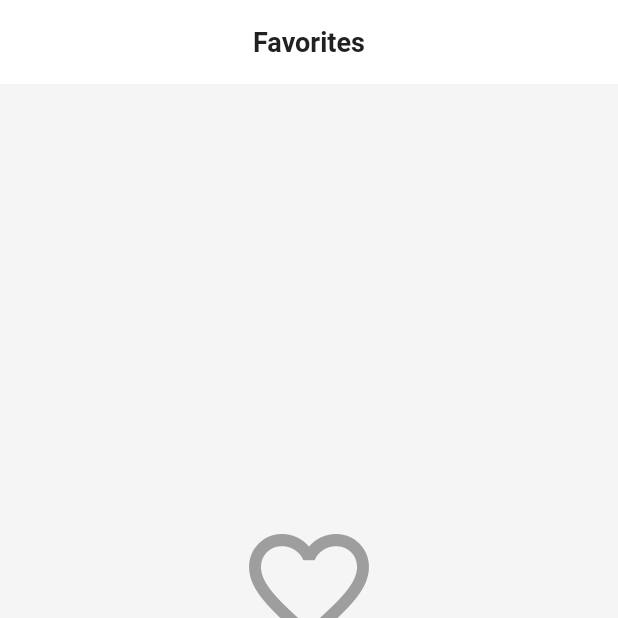
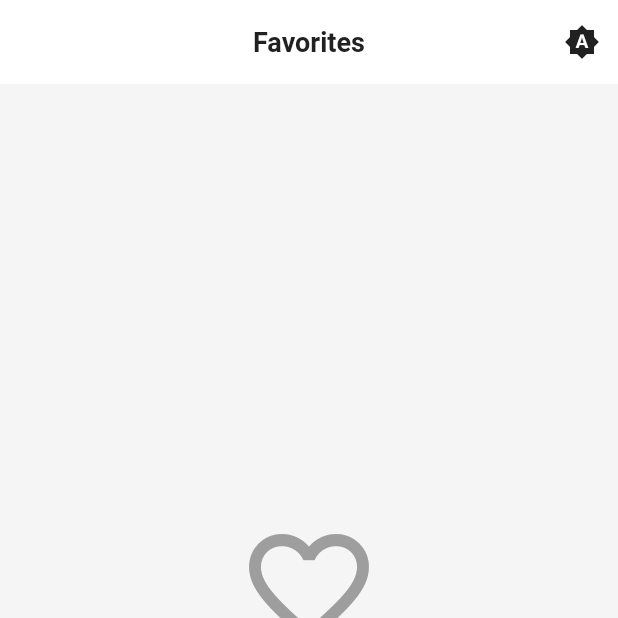
Before and after one commit to tedy21/countries_app, a Flutter app: the screen it shows after launch, item 2 of the bottom bar chosen, on a phone screen of 412 x 824 dp, the top half of it. Run offline on Flutter 3.47's test engine with Material 3 defaults, Android fonts, the phone set to English and light mode, and no system bars; our stand-ins replace dio, equatable, flutter_bloc, shared_preferences, shimmer; network calls fail.

Commit message:
feat(theme): implement dark and light mode

```diff
--- a/lib/core/constants/app_colors.dart
+++ b/lib/core/constants/app_colors.dart
@@ -23,4 +23,10 @@ class AppColors {
 
   static const Color border = Color(0xFFE0E0E0);
   static const Color divider = Color(0xFFBDBDBD);
+
+  static const Color darkBackground = Color(0xFF121212);
+  static const Color darkSurface = Color(0xFF1E1E1E);
+  static const Color darkTextPrimary = Color(0xFFFFFFFF);
+  static const Color darkTextSecondary = Color(0xFFB0B0B0);
+  static const Color darkBorder = Color(0xFF2C2C2C);
 }
--- /dev/null
+++ b/lib/core/theme/app_theme.dart
@@ -0,0 +1,70 @@
+import 'package:flutter/material.dart';
+import '../constants/app_colors.dart';
+
+class AppTheme {
+  static ThemeData get lightTheme {
+    return ThemeData(
+      useMaterial3: true,
+      brightness: Brightness.light,
+      colorScheme: ColorScheme.fromSeed(
+        seedColor: AppColors.primary,
+        brightness: Brightness.light,
+      ),
+      scaffoldBackgroundColor: AppColors.background,
+      appBarTheme: const AppBarTheme(
+        backgroundColor: AppColors.surface,
+        foregroundColor: AppColors.textPrimary,
+        elevation: 0,
+      ),
+      cardColor: AppColors.surface,
+      dividerColor: AppColors.border,
+      bottomNavigationBarTheme: const BottomNavigationBarThemeData(
+        backgroundColor: AppColors.surface,
+        selectedItemColor: AppColors.textPrimary,
+        unselectedItemColor: AppColors.textSecondary,
+        elevation: 0,
+      ),
+      inputDecorationTheme: InputDecorationTheme(
+        filled: true,
+        fillColor: AppColors.background,
+        border: OutlineInputBorder(
+          borderRadius: BorderRadius.circular(8),
+          borderSide: BorderSide.none,
+        ),
+      ),
+    );
+  }
+
+  static ThemeData get darkTheme {
+    return ThemeData(
+      useMaterial3: true,
+      brightness: Brightness.dark,
+      colorScheme: ColorScheme.fromSeed(
+        seedColor: AppColors.primary,
+        brightness: Brightness.dark,
+      ),
+      scaffoldBackgroundColor: AppColors.darkBackground,
+      appBarTheme: const AppBarTheme(
+        backgroundColor: AppColors.darkSurface,
+        foregroundColor: AppColors.darkTextPrimary,
+        elevation: 0,
+      ),
+      cardColor: AppColors.darkSurface,
+      dividerColor: AppColors.darkBorder,
+      bottomNavigationBarTheme: const BottomNavigationBarThemeData(
+        backgroundColor: AppColors.darkSurface,
+        selectedItemColor: AppColors.darkTextPrimary,
+        unselectedItemColor: AppColors.darkTextSecondary,
+        elevation: 0,
+      ),
+      inputDecorationTheme: InputDecorationTheme(
+        filled: true,
+        fillColor: AppColors.darkSurface,
+        border: OutlineInputBorder(
+          borderRadius: BorderRadius.circular(8),
+          borderSide: BorderSide.none,
+        ),
+      ),
+    );
+  }
+}
--- /dev/null
+++ b/lib/core/theme/theme_event.dart
@@ -0,0 +1,26 @@
+import 'package:equatable/equatable.dart';
+import 'package:flutter/material.dart';
+
+abstract class ThemeEvent extends Equatable {
+  const ThemeEvent();
+
+  @override
+  List<Object> get props => [];
+}
+
+class LoadTheme extends ThemeEvent {
+  const LoadTheme();
+}
+
+class ToggleTheme extends ThemeEvent {
+  const ToggleTheme();
+}
+
+class SetThemeMode extends ThemeEvent {
+  final ThemeMode themeMode;
+
+  const SetThemeMode(this.themeMode);
+
+  @override
+  List<Object> get props => [themeMode];
+}
--- /dev/null
+++ b/lib/core/theme/theme_state.dart
@@ -0,0 +1,15 @@
+import 'package:equatable/equatable.dart';
+import 'package:flutter/material.dart';
+
+class ThemeState extends Equatable {
+  final ThemeMode themeMode;
+
+  const ThemeState({required this.themeMode});
+
+  factory ThemeState.initial() {
+    return const ThemeState(themeMode: ThemeMode.system);
+  }
+
+  @override
+  List<Object> get props => [themeMode];
+}
--- /dev/null
+++ b/lib/core/widgets/theme_listener.dart
@@ -0,0 +1,69 @@
+import 'package:flutter/material.dart';
+import 'package:flutter_bloc/flutter_bloc.dart';
+import '../theme/theme_bloc.dart';
+import '../theme/theme_state.dart';
+
+class ThemeListener extends StatefulWidget {
+  final Widget child;
+
+  const ThemeListener({
+    super.key,
+    required this.child,
+  });
+
+  @override
+  State<ThemeListener> createState() => _ThemeListenerState();
+}
+
+class _ThemeListenerState extends State<ThemeListener>
+    with WidgetsBindingObserver {
+  Brightness _currentBrightness =
+      WidgetsBinding.instance.platformDispatcher.platformBrightness;
+
+  @override
+  void initState() {
+    super.initState();
+    WidgetsBinding.instance.addObserver(this);
+  }
+
+  @override
+  void dispose() {
+    WidgetsBinding.instance.removeObserver(this);
+    super.dispose();
+  }
+
+  @override
+  void didChangePlatformBrightness() {
+    super.didChangePlatformBrightness();
+    if (!mounted) return;
+
+    final newBrightness =
+        WidgetsBinding.instance.platformDispatcher.platformBrightness;
+
+    if (_currentBrightness != newBrightness) {
+      setState(() {
+        _currentBrightness = newBrightness;
+      });
+    }
+  }
+
+  @override
+  Widget build(BuildContext context) {
+    return BlocBuilder<ThemeBloc, ThemeState>(
+      buildWhen: (previous, current) {
+        if (current.themeMode == ThemeMode.system) {
+          final platformBrightness =
+              WidgetsBinding.instance.platformDispatcher.platformBrightness;
+          if (_currentBrightness != platformBrightness) {
+            _currentBrightness = platformBrightness;
+            return true;
+          }
+        }
+        return previous.themeMode != current.themeMode;
+      },
+      builder: (context, state) {
+        return widget.child;
+      },
+    );
+  }
+}
--- /dev/null
+++ b/lib/core/widgets/theme_toggle_button.dart
@@ -0,0 +1,42 @@
+import 'package:flutter/material.dart';
+import 'package:flutter_bloc/flutter_bloc.dart';
+import '../theme/theme_bloc.dart';
+import '../theme/theme_event.dart';
+import '../theme/theme_state.dart';
+
+class ThemeToggleButton extends StatelessWidget {
+  const ThemeToggleButton({super.key});
+
+  @override
+  Widget build(BuildContext context) {
+    return BlocBuilder<ThemeBloc, ThemeState>(
+      builder: (context, state) {
+        IconData icon;
+        String tooltip;
+
+        switch (state.themeMode) {
+          case ThemeMode.light:
+            icon = Icons.light_mode;
+            tooltip = 'Light Mode';
+            break;
+          case ThemeMode.dark:
+            icon = Icons.dark_mode;
+            tooltip = 'Dark Mode';
+            break;
+          case ThemeMode.system:
+            icon = Icons.brightness_auto;
+            tooltip = 'System Mode';
+            break;
+        }
+
+        return IconButton(
+          icon: Icon(icon),
+          tooltip: tooltip,
+          onPressed: () {
+            context.read<ThemeBloc>().add(const ToggleTheme());
+          },
+        );
+      },
+    );
+  }
+}
--- a/lib/features/favorites/presentation/pages/favorites_page.dart
+++ b/lib/features/favorites/presentation/pages/favorites_page.dart
@@ -1,8 +1,8 @@
 import 'package:flutter/material.dart';
 import 'package:flutter_bloc/flutter_bloc.dart';
-import '../../../../core/constants/app_colors.dart';
 import '../../../../core/constants/app_strings.dart';
 import '../../../../core/injection/injection_container.dart';
+import '../../../../core/widgets/theme_toggle_button.dart';
 import '../../../../widgets/error_view.dart';
 import '../../../../widgets/empty_state_widget.dart';
 import '../../../countries/presentation/pages/country_detail_page.dart';
@@ -23,21 +23,20 @@ class FavoritesPage extends StatelessWidget {
         countriesRepository: injectionContainer.countriesRepository,
       )..add(const LoadFavorites()),
       child: Scaffold(
-        backgroundColor: AppColors.background,
         appBar: AppBar(
           title: const Text(
             AppStrings.favorites,
             style: TextStyle(
               fontSize: 18,
               fontWeight: FontWeight.w600,
-              color: AppColors.textPrimary,
             ),
           ),
-          backgroundColor: AppColors.surface,
-          foregroundColor: AppColors.textPrimary,
           elevation: 0,
           centerTitle: true,
           automaticallyImplyLeading: false,
+          actions: const [
+            ThemeToggleButton(),
+          ],
         ),
         body: BlocBuilder<FavoritesBloc, FavoritesState>(
           buildWhen: (previous, current) {
@@ -117,11 +116,12 @@ class FavoritesPage extends StatelessWidget {
   }
 
   Widget _buildBottomNavigationBar(BuildContext context) {
+    final theme = Theme.of(context);
     return Container(
-      decoration: const BoxDecoration(
+      decoration: BoxDecoration(
         border: Border(
           top: BorderSide(
-            color: AppColors.border,
+            color: theme.dividerColor,
             width: 0.5,
           ),
         ),
@@ -146,10 +146,6 @@ class FavoritesPage extends StatelessWidget {
             label: 'Favorites',
           ),
         ],
-        selectedItemColor: AppColors.textPrimary,
-        unselectedItemColor: AppColors.textSecondary,
-        backgroundColor: AppColors.surface,
-        elevation: 0,
         selectedFontSize: 12,
         unselectedFontSize: 12,
       ),
--- a/lib/main.dart
+++ b/lib/main.dart
@@ -1,8 +1,12 @@
 import 'package:flutter/material.dart';
 import 'package:flutter_bloc/flutter_bloc.dart';
-import 'core/constants/app_colors.dart';
 import 'core/constants/app_strings.dart';
 import 'core/injection/injection_container.dart';
+import 'core/theme/app_theme.dart';
+import 'core/theme/theme_bloc.dart';
+import 'core/theme/theme_event.dart';
+import 'core/theme/theme_state.dart';
+import 'core/widgets/theme_listener.dart';
 import 'features/countries/presentation/bloc/countries_bloc.dart';
 import 'features/countries/presentation/pages/home_page.dart';
 
@@ -18,22 +22,17 @@ class MyApp extends StatelessWidget {
   @override
   Widget build(BuildContext context) {
     final injectionContainer = InjectionContainer();
+    return BlocProvider(
+      create: (context) => ThemeBloc()..add(const LoadTheme()),
+      child: ThemeListener(
+        child: BlocBuilder<ThemeBloc, ThemeState>(
+          builder: (context, themeState) {
             return MaterialApp(
               title: AppStrings.appName,
               debugShowCheckedModeBanner: false,
-      theme: ThemeData(
-        colorScheme: ColorScheme.fromSeed(
-          seedColor: AppColors.primary,
-          brightness: Brightness.light,
-        ),
-        useMaterial3: true,
-        scaffoldBackgroundColor: AppColors.background,
-        appBarTheme: const AppBarTheme(
-          backgroundColor: AppColors.surface,
-          foregroundColor: AppColors.textPrimary,
-          elevation: 0,
-        ),
-      ),
+              theme: AppTheme.lightTheme,
+              darkTheme: AppTheme.darkTheme,
+              themeMode: themeState.themeMode,
               home: BlocProvider(
                 create: (context) => CountriesBloc(
                   repository: injectionContainer.countriesRepository,
@@ -42,5 +41,9 @@ class MyApp extends StatelessWidget {
                 child: const HomePage(),
               ),
             );
+          },
+        ),
+      ),
+    );
   }
 }
```
Also changed, not shown: lib/core/theme/theme_bloc.dart (added, +90 -0 lines), lib/features/countries/presentation/pages/country_detail_page.dart (+45 -49 lines), lib/features/countries/presentation/pages/home_page.dart (+18 -19 lines), lib/features/countries/presentation/widgets/country_list_item.dart (+23 -17 lines), lib/features/favorites/presentation/widgets/favorite_list_item.dart (+19 -16 lines). Lines whose indentation alone changed are shown as unchanged.
